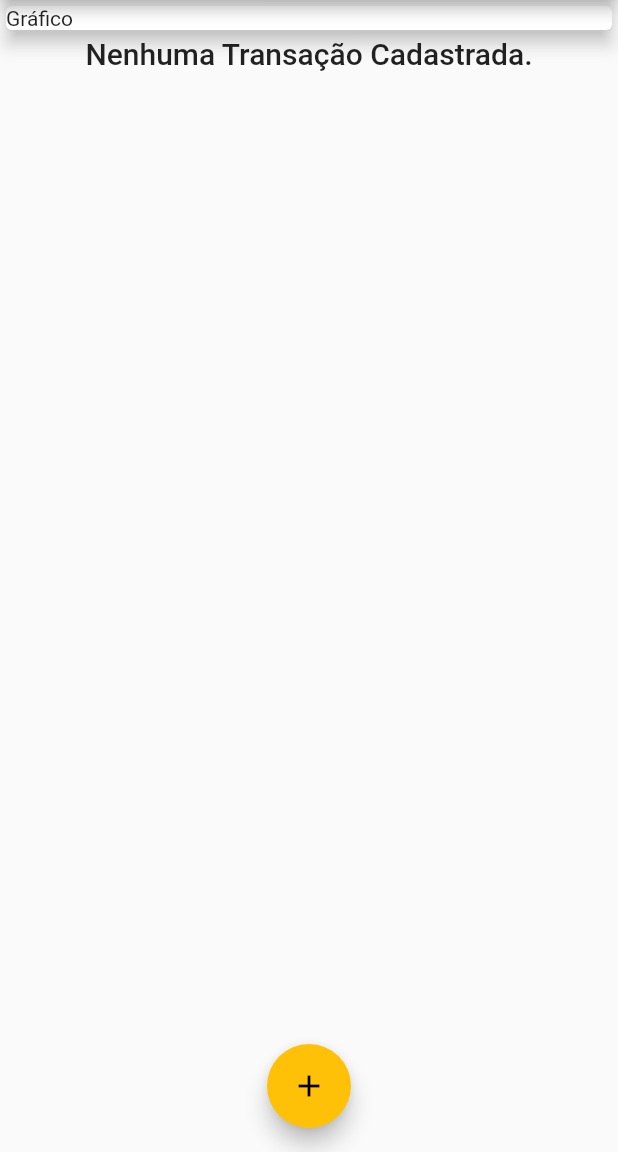
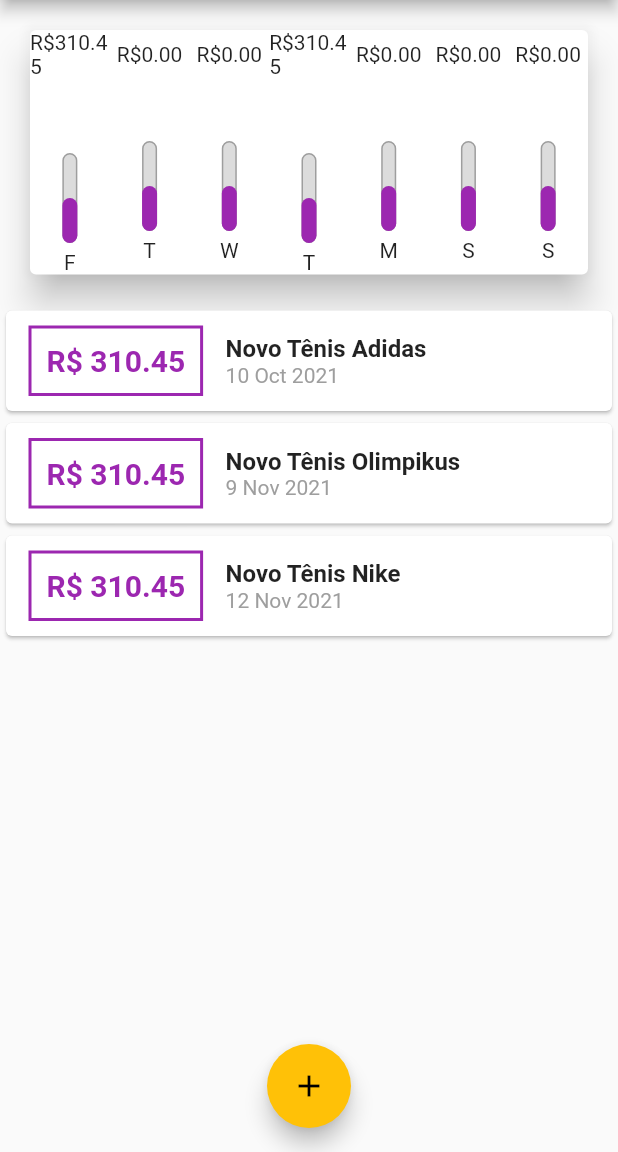
Before and after one commit to danielwaite6/DESPESAS_PESSOAIS, a Flutter app: the screen it shows after launch, on a phone screen of 412 x 824 dp, the part 84-1236 px from its top. Run offline on Flutter 3.47's test engine with Material 2 defaults, Android fonts, the phone set to English and light mode, and no system bars; Roboto replaces fonts that are missing (OpenSans-Regular, Quicksand-Light).

Commit message:
first commit

```diff
--- a/lib/components/chart.dart
+++ b/lib/components/chart.dart
@@ -1,3 +1,4 @@
+import 'package:despesas_pessoais/components/chart_bar.dart';
 import 'package:despesas_pessoais/models/transaction.dart';
 import 'package:flutter/material.dart';
 import 'package:intl/intl.dart';
@@ -36,7 +37,13 @@ class Chart extends StatelessWidget {
       elevation: 10,
       margin: EdgeInsets.all(20),
       child: Row(
-        children: [],
+        children: groupedTransactions.map((tr) {
+          return ChartBar(
+            label: tr['day'].toString(),
+            value: double.parse(tr['value'].toString()),
+            percentage: 0.5,
+          );
+        }).toList(),
       ),
     );
   }
--- /dev/null
+++ b/lib/components/chart_bar.dart
@@ -0,0 +1,56 @@
+import 'package:flutter/material.dart';
+
+class ChartBar extends StatelessWidget {
+  final String label;
+  final double value;
+  final double percentage;
+
+  ChartBar(
+      {Key? key,
+      required this.label,
+      required this.value,
+      required this.percentage})
+      : super(key: key);
+
+  @override
+  Widget build(BuildContext context) {
+    return Expanded(
+      child: Column(
+        children: [
+          Text('R\$${value.toStringAsFixed(2)}'),
+          SizedBox(height: 50),
+          Container(
+            height: 60,
+            width: 10,
+            child: Stack(
+              alignment: Alignment.bottomCenter,
+              children: [
+                Container(
+                  decoration: BoxDecoration(
+                    border: Border.all(
+                      color: Colors.grey,
+                      width: 1.0,
+                    ),
+                    color: Color.fromRGBO(220, 220, 220, 1),
+                    borderRadius: BorderRadius.circular(5),
+                  ),
+                ),
+                FractionallySizedBox(
+                  heightFactor: percentage,
+                  child: Container(
+                    decoration: BoxDecoration(
+                      color: Theme.of(context).primaryColor,
+                      borderRadius: BorderRadius.circular(5),
+                    ),
+                  ),
+                ),
+              ],
+            ),
+          ),
+          SizedBox(height: 5),
+          Text(label),
+        ],
+      ),
+    );
+  }
+}
--- a/lib/main.dart
+++ b/lib/main.dart
@@ -1,4 +1,5 @@
 import 'dart:math';
+import 'package:despesas_pessoais/components/chart.dart';
 import 'package:despesas_pessoais/components/transaction_form.dart';
 import 'package:despesas_pessoais/components/transaction_list.dart';
 import 'package:despesas_pessoais/models/transaction.dart';
@@ -43,20 +44,39 @@ class MyHomePage extends StatefulWidget {
 
 class _MyHomePageState extends State<MyHomePage> {
   final List<Transaction> _transactions = [
-    /*Transaction(
+    Transaction(
+      id: 't0',
+      title: 'Novo Tênis Adidas',
+      value: 310.45,
+      date: DateTime.now().subtract(Duration(days: 33)),
+    ),
+    Transaction(
       id: 't1',
       title: 'Novo Tênis Olimpikus',
       value: 310.45,
+      date: DateTime.now().subtract(Duration(days: 3)),
+    ),
+    Transaction(
+      id: 't2',
+      title: 'Novo Tênis Nike',
+      value: 310.45,
       date: DateTime.now(),
-    ),*/
+    ),
   ];
+
+  List<Transaction> get _recentTransactions {
+    // 'where' é igual ao Filter do Javascript.
+    return _transactions.where((tr) {
+      return tr.date.isAfter(DateTime.now().subtract(Duration(days: 7)));
+    }).toList();
+  }
 
   _addTransaction(String title, double value) {
     final newTransaction = Transaction(
       id: Random().nextDouble().toString(),
       title: title,
       value: value,
-      date: DateTime.now(),
+      date: DateTime.now().subtract(Duration(days: 4)),
     );
 
     setState(() {
@@ -93,13 +113,7 @@ class _MyHomePageState extends State<MyHomePage> {
         child: Column(
           crossAxisAlignment: CrossAxisAlignment.stretch,
           children: [
-            Container(
-              width: double.infinity,
-              child: Card(
-                child: Text('Gráfico'),
-                elevation: 5,
-              ),
-            ),
+            Chart(_recentTransactions),
             TransactionList(transactions: _transactions),
           ],
         ),
```
